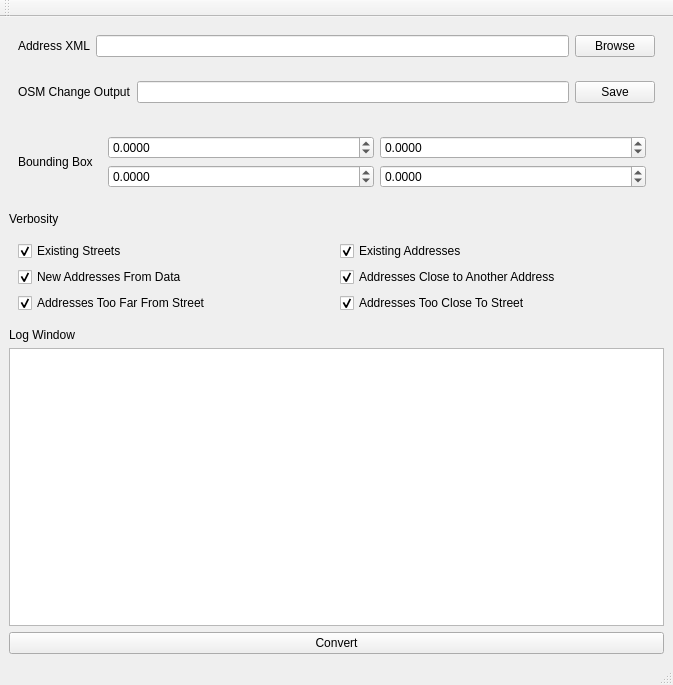
This is MainForm.ui in saiarcot895/osm-fulton-address as Qt 5 draws it before an edit. The edited form follows.
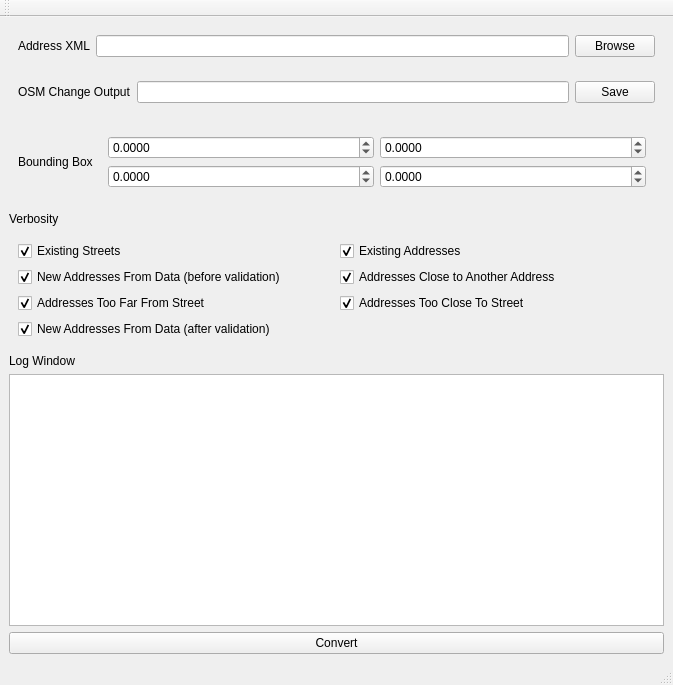
This is the edited form.

Commit message: Make it clear whether the new addresses are before or after validation, and add option for getting the other.

```diff
--- a/MainForm.ui
+++ b/MainForm.ui
@@ -210,7 +210,7 @@
        <item row="1" column="0">
         <widget class="QCheckBox" name="checkBox_3">
          <property name="text">
-          <string>New Addresses From Data</string>
+          <string>New Addresses From Data (before validation)</string>
          </property>
          <property name="checked">
           <bool>true</bool>
@@ -237,6 +237,16 @@
          </property>
         </widget>
        </item>
+       <item row="3" column="0">
+        <widget class="QCheckBox" name="checkBox_7">
+         <property name="text">
+          <string>New Addresses From Data (after validation)</string>
+         </property>
+         <property name="checked">
+          <bool>true</bool>
+         </property>
+        </widget>
+       </item>
       </layout>
      </widget>
     </item>
```
The commit also changes 1 other file.
